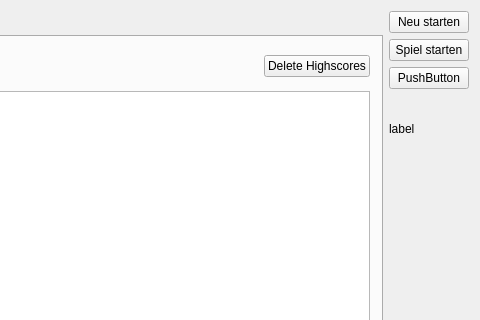
Before: the Qt Designer form untitled/mainwindow.ui in johannesmik/ar-blindekuh, drawn with Qt 5; both pictures show x 378 to 858 and y 0 to 320 of the 858 by 409 pixel window.
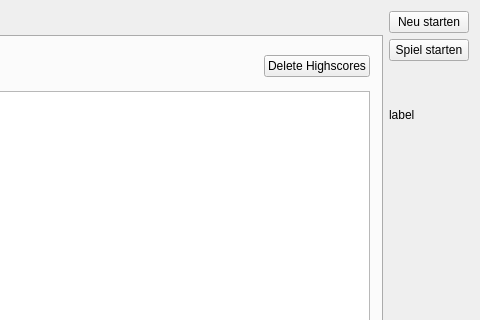
After: the same form once the commit is applied. Custom widgets are drawn as their Qt base class.

The edit to the form file:
```diff
--- a/untitled/mainwindow.ui
+++ b/untitled/mainwindow.ui
@@ -133,13 +133,6 @@
         </property>
        </widget>
       </item>
-      <item>
-       <widget class="QPushButton" name="pushButton_3">
-        <property name="text">
-         <string>PushButton</string>
-        </property>
-       </widget>
-      </item>
       <item>
        <widget class="QLabel" name="scoreLabel">
         <property name="text">
```
Left out of the diff: 6 changed lines with no effect on the pictures.
